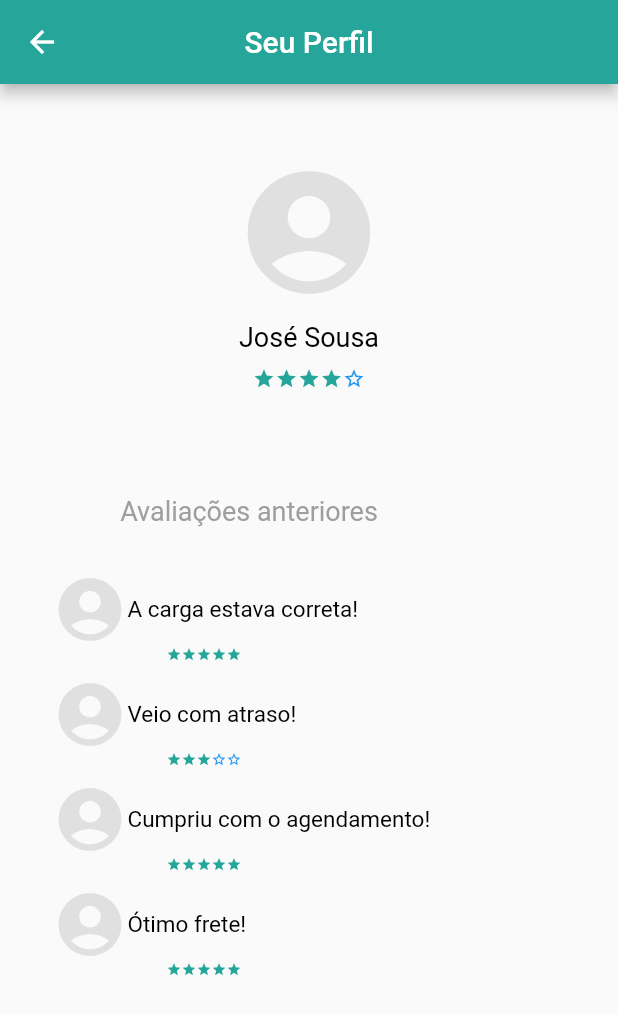
After one commit to Marina751/DiagramaAcoplamento, a Flutter app: the perfil screen opened by its route, on a phone screen of 412 x 824 dp. The commit adds this screen. Shown: the top 1014 px of the screen. Run offline on Flutter 3.47's test engine with Material 2 defaults, Android fonts, the phone set to English and light mode, and no system bars; our stand-ins replace getflutter, google_fonts; Roboto replaces fonts that are missing (Convergence).

Commit message:
Atualizações

```diff
--- /dev/null
+++ b/src/freckt_cliente/lib/screens/perfilfretista.dart
@@ -0,0 +1,217 @@
+import 'package:flutter/cupertino.dart';
+import 'package:flutter/material.dart';
+import 'package:google_fonts/google_fonts.dart';
+import 'package:getflutter/components/rating/gf_rating.dart';
+
+class perfil extends StatefulWidget {
+  @override
+  _perfilState createState() => _perfilState();
+}
+
+class _perfilState extends State<perfil> {
+
+  double _top = 5;
+  double _bom = 4;
+  double _regular = 3;
+  double _ruim = 2;
+  double _pessimo = 1;
+  static const Alignment topRight = Alignment(1.0,-1.0);
+
+
+  @override
+  Widget build(BuildContext context) {
+    return Scaffold(
+      appBar: AppBar(
+        backgroundColor: Colors.teal[400],
+        leading: IconButton(
+          color: Colors.white,
+          icon: Icon(Icons.arrow_back),
+          onPressed: () {
+            Navigator.pop(context);
+          },
+        ),
+        centerTitle: true,
+        title: Text(
+          'Seu Perfil',
+          style: GoogleFonts.roboto(
+              color: Colors.white),
+        ),
+      ),
+      body: Padding(
+        padding: EdgeInsets.fromLTRB(20.0, 50.0, 20.0, 20.0),
+        child: Center(
+          child: Column(
+            children: <Widget>[
+              Icon(Icons.account_circle,
+                  color: Colors.grey[300],
+                  size: 98.0),
+              Padding(
+                padding: EdgeInsets.fromLTRB(20.0, 10.0, 20.0, 0.0),
+                child: Text(
+                  'José Sousa',
+                  style: GoogleFonts.convergence(
+                    fontSize: 18.0,
+                    color: Colors.black,
+                  ),
+                ),
+              ),
+              Padding(
+                padding: EdgeInsets.only(top:10.0),
+              child: GFRating(
+                size: 15.0,
+                color: Colors.teal[400],
+                value: _bom,
+                onChanged: (value) {
+                  setState(() {
+                    _bom = _bom;
+                  });
+                },
+              ),
+          ),
+              Padding(
+                padding: EdgeInsets.only(top:70.0,right:80.0),
+                child: Text(
+                  'Avaliações anteriores',
+                  style: GoogleFonts.convergence(
+                    fontSize: 18.0,
+                    color: Colors.grey,
+                  ),
+                ),
+              ),
+              Padding(
+                padding: EdgeInsets.only(left: 15.0,top:30.0),
+                child: Row(
+
+                  children: [
+                    Icon(Icons.account_circle,
+                        color: Colors.grey[300],
+                        size: 50.0),
+                Text(
+                  'A carga estava correta!',
+                  style: GoogleFonts.convergence(
+                    fontSize: 15.0,
+                    color: Colors.black,
+                ),
+                ),
+
+                  ],
+                ),
+              ),
+              Padding(
+                padding: EdgeInsets.only(right: 140.0),
+              child:GFRating(
+                size: 10.0,
+                color: Colors.teal[400],
+
+                value:_top,
+                onChanged: (value) {
+                  setState(() {
+                    _top = _top;
+                  });
+                },
+              ),
+              ),
+
+
+              Padding(
+                padding: EdgeInsets.only(left: 15.0,top:10.0),
+                child: Row(
+
+                  children: [
+                    Icon(Icons.account_circle,
+                        color: Colors.grey[300],
+                        size: 50.0),
+                    Text(
+                      'Veio com atraso!',
+                      style: GoogleFonts.convergence(
+                        fontSize: 15.0,
+                        color: Colors.black,
+                      ),
+                    ),
+
+                  ],
+                ),
+              ),
+              Padding(
+                padding: EdgeInsets.only(right: 140.0),
+              child:GFRating(
+                size: 10.0,
+                color: Colors.teal[400],
+                value: _regular,
+                onChanged: (value) {
+                  setState(() {
+                    _regular = _regular;
+                  });
+                },
+              ),
+              ),
+              Padding(
+                padding: EdgeInsets.only(left: 15.0,top:10.0),
+                child: Row(
+
+                  children: [
+                    Icon(Icons.account_circle,
+                        color: Colors.grey[300],
+                        size: 50.0),
+                    Text(
+                      'Cumpriu com o agendamento!',
+
+                      style: GoogleFonts.convergence(
+                        fontSize: 15.0,
+                        color: Colors.black,
+                      ),
+                    ),
+                  ],
+                ),
+              ),
+              Padding(
+                padding: EdgeInsets.only(right: 140.0),
+              child:GFRating(
+                size: 10.0,
+                color: Colors.teal[400],
+                value: _top,
+                onChanged: (value) {
+                  setState(() {
+                    _top = _top;
+                  });
+                },
+              ),
+              ),
+              Padding(
+                padding: EdgeInsets.only(left: 15.0,top:10.0),
+                child: Row(
+
+                  children: [
+                    Icon(Icons.account_circle,
+                        color: Colors.grey[300],
+                        size: 50.0),
+
+                    Text(
+                      'Ótimo frete!',
+                      style: GoogleFonts.convergence(
+                        fontSize: 15.0,
+                        color: Colors.black,
+                      ),
+                    ),
+                  ],
+                ),
+              ),
+              Padding(
+                padding: EdgeInsets.only(right: 140.0),
+              child:GFRating(
+                size: 10.0,
+                color: Colors.teal[400],
+                value: _top,
+                onChanged: (value) {
+                  setState(() {
+                    _top = _top;
+                  });
+                },
+              ),
+              ),
+            ],
+          ),
+        ),
+      ),);
+  }
+}
--- a/src/freckt_cliente/pubspec.yaml
+++ b/src/freckt_cliente/pubspec.yaml
@@ -28,6 +28,7 @@ dependencies:
   # The following adds the Cupertino Icons font to your application.
   # Use with the CupertinoIcons class for iOS style icons.
   cupertino_icons: ^1.0.0
+  getflutter: ^1.0.11
   google_fonts: ^1.1.1
 
 dev_dependencies:
```
Also changed, not shown: src/freckt_cliente/lib/main.dart (+16 -0 lines), src/freckt_cliente/lib/screens/configuracoes.dart (added, +113 -0 lines), src/freckt_cliente/pubspec.lock.
